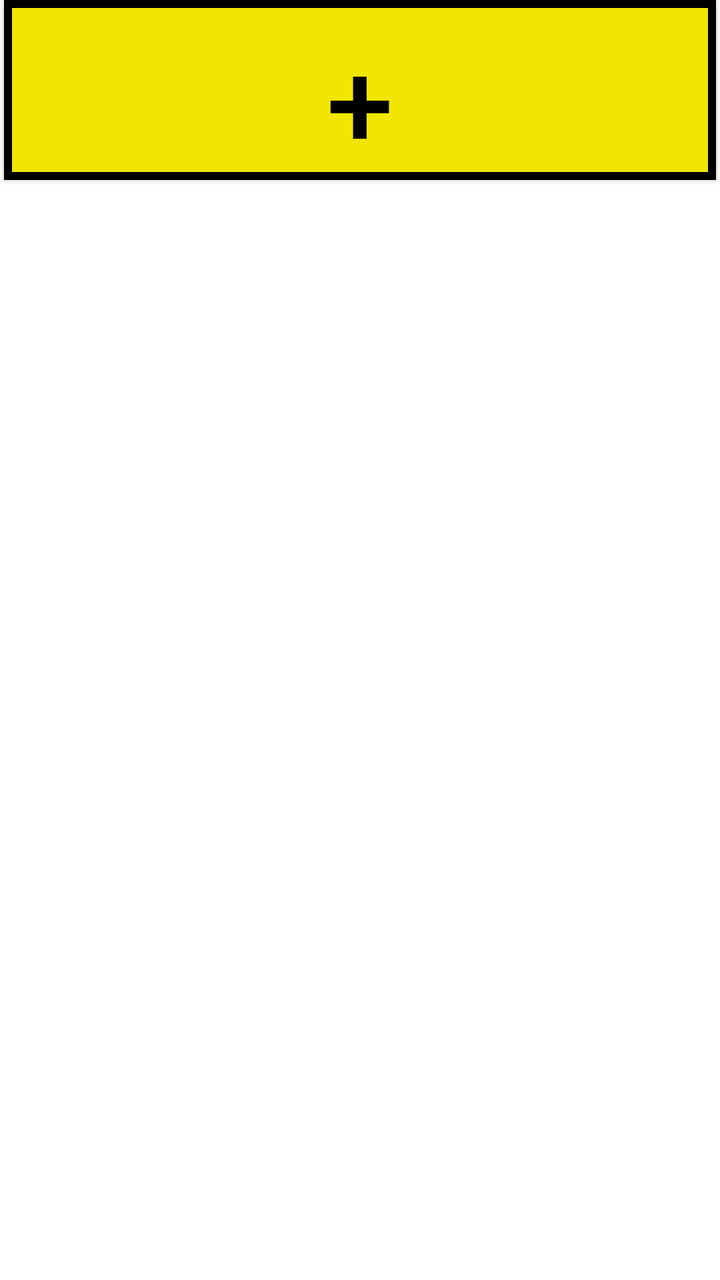
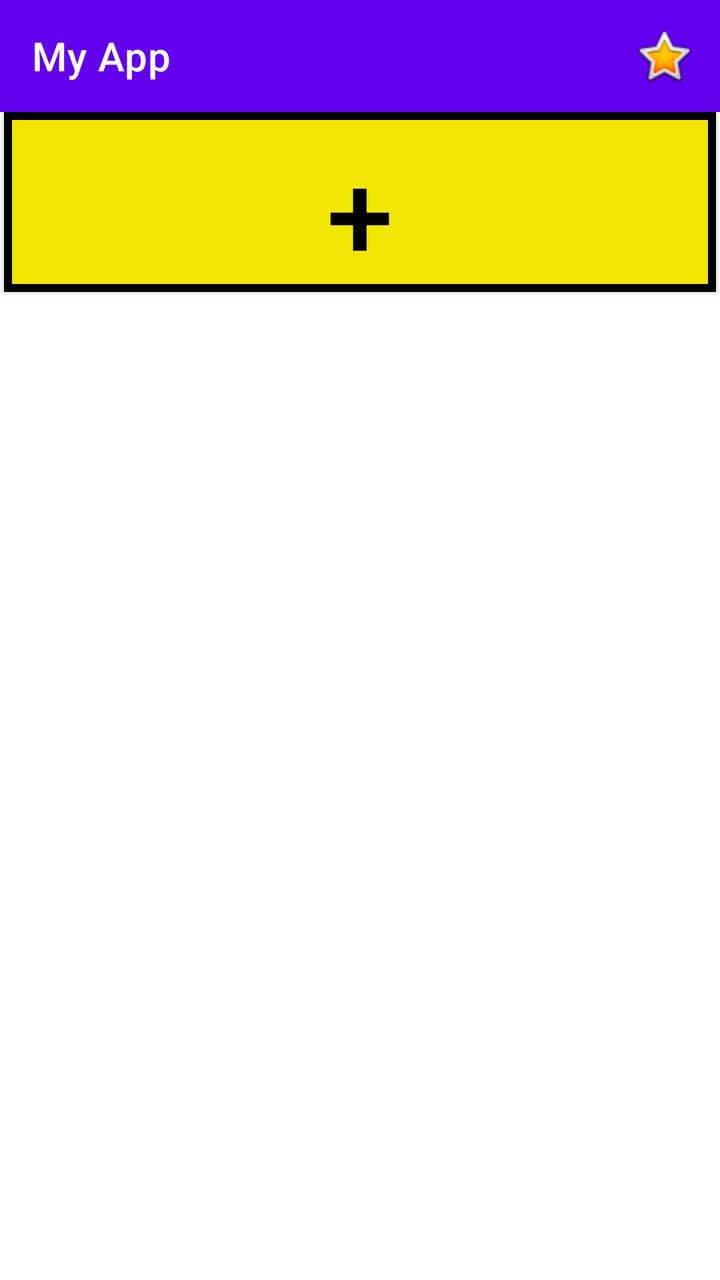

An Android layout rendered at two revisions. The XML below is the earlier revision; the diff shows what the commit changed to produce the second picture.
<!-- AndroidManifest.xml: application theme Theme.Lines -->
<!-- res/layout/activity_main.xml -->
<?xml version="1.0" encoding="utf-8"?>
<androidx.core.widget.NestedScrollView xmlns:android="http://schemas.android.com/apk/res/android"
    xmlns:app="http://schemas.android.com/apk/res-auto"
    xmlns:tools="http://schemas.android.com/tools"
    android:id="@+id/main"
    android:layout_width="match_parent"
    android:layout_height="match_parent"
    tools:context=".MainActivity">

    <LinearLayout
        android:layout_width="match_parent"
        android:layout_height="wrap_content"
        android:orientation="vertical">

        <androidx.recyclerview.widget.RecyclerView
            android:id="@+id/recyclerView"
            android:layout_width="match_parent"
            android:layout_height="match_parent"
            app:layout_constraintBottom_toBottomOf="parent"
            app:layout_constraintEnd_toEndOf="parent"
            app:layout_constraintStart_toStartOf="parent"
            app:layout_constraintTop_toTopOf="parent"
            android:scrollbars="vertical"
            tools:listitem="@layout/sign"
            android:padding="0dp"
            />

        <Button
            android:id="@+id/btnAdd"
            android:layout_width="match_parent"
            android:layout_height="90dp"
            android:text="+"
            android:textAlignment="center"
            android:textSize="60dp"
            android:textColor="?attr/signCardText"
            android:background="@drawable/black_border_with_yellow"
            app:backgroundTint="@null"
            app:layout_constraintBottom_toBottomOf="parent"
            app:layout_constraintEnd_toEndOf="parent"
            app:layout_constraintStart_toStartOf="parent"
            android:layout_marginEnd="2dp"
            android:layout_marginStart="2dp"
            android:layout_marginBottom="10dp"/>
    </LinearLayout>
</androidx.core.widget.NestedScrollView>
<!-- res/layout/sign.xml (included above) -->
<?xml version="1.0" encoding="utf-8"?>
<androidx.constraintlayout.widget.ConstraintLayout xmlns:android="http://schemas.android.com/apk/res/android"
    android:layout_width="match_parent"
    android:layout_height="450dp"
    android:id="@+id/sign"
    android:padding="2dp"
    xmlns:app="http://schemas.android.com/apk/res-auto">

    <TextView
        android:id="@+id/blueSquare"
        android:layout_width="0dp"
        android:layout_height="0dp"
        android:background="?attr/signCardSecond"
        android:text="999"
        android:textAllCaps="true"
        android:textStyle="bold"
        android:textAlignment="center"
        android:autoSizeTextType="uniform"
        android:textColor="?attr/signCardTextSquare"
        android:fontFamily="?attr/signFontFamily"
        app:layout_constraintDimensionRatio="1:1"
        app:layout_constraintStart_toStartOf="parent"
        app:layout_constraintTop_toTopOf="parent"
        app:layout_constraintEnd_toStartOf="@id/top_white"
        app:layout_constraintBottom_toTopOf="@id/dividerLine"
        app:layout_constraintHorizontal_weight="3"
        />

    <TextView
        android:id="@+id/top_white"
        android:background="?attr/signCardThird"
        android:layout_width="0dp"
        android:layout_height="0dp"
        android:text="exapmle \n no. 99999"
        android:textAllCaps="true"
        android:textStyle="bold"
        android:fontFamily="?attr/signFontFamily"
        android:autoSizeTextType="uniform"
        android:textColor="?attr/signCardText"
        android:paddingStart="7dp"
        android:paddingEnd="7dp"
        app:layout_constraintStart_toEndOf="@id/blueSquare"
        app:layout_constraintBottom_toBottomOf="@id/blueSquare"
        app:layout_constraintTop_toTopOf="parent"
        app:layout_constraintEnd_toEndOf="parent"
        app:layout_constraintHorizontal_weight="7"
        />

    <View
        android:id="@+id/dividerLine"
        android:layout_width="0dp"
        android:layout_height="4dp"
        android:background="#000000"
        app:layout_constraintStart_toStartOf="parent"
        app:layout_constraintEnd_toEndOf="parent"
        app:layout_constraintTop_toBottomOf="@+id/blueSquare" />

    <TextView
        android:id="@+id/row1"
        android:layout_width="0dp"
        android:layout_height="0dp"
        android:background="@drawable/row_with_line"
        android:gravity="center_vertical|start"
        android:paddingStart="15dp"
        android:paddingEnd="15dp"
        android:text="row 1"
        android:textAllCaps="true"
        android:textStyle="bold"
        android:autoSizeTextType="uniform"
        android:textColor="?attr/signCardTextLine"
        android:fontFamily="?attr/signFontFamily"
        app:layout_constraintBottom_toTopOf="@+id/row2"
        app:layout_constraintEnd_toEndOf="parent"
        app:layout_constraintStart_toStartOf="parent"
        app:layout_constraintTop_toBottomOf="@+id/dividerLine"
        app:layout_constraintVertical_weight="1"
        />

    <TextView
        android:id="@+id/row2"
        android:layout_width="0dp"
        android:layout_height="0dp"
        android:background="@drawable/row_with_line"
        android:gravity="center_vertical|start"
        android:paddingStart="15dp"
        android:paddingEnd="15dp"
        android:text="row 2"
         android:textAllCaps="true"
        android:textStyle="bold"
        android:autoSizeTextType="uniform"
        android:textColor="?attr/signCardText"
        android:fontFamily="?attr/signFontFamily"
        app:layout_constraintBottom_toTopOf="@+id/row3"
        app:layout_constraintEnd_toEndOf="parent"
        app:layout_constraintStart_toStartOf="parent"
        app:layout_constraintTop_toBottomOf="@+id/row1"
        app:layout_constraintVertical_weight="1"
        />

    <TextView
        android:id="@+id/row3"
        android:layout_width="0dp"
        android:layout_height="0dp"
        android:background="@drawable/row_with_line"
        android:gravity="center_vertical|start"
        android:paddingStart="15dp"
        android:paddingEnd="15dp"
        android:text="row 3"
         android:textAllCaps="true"
        android:textStyle="bold"
        android:autoSizeTextType="uniform"
        android:textColor="?attr/signCardText"
        android:fontFamily="?attr/signFontFamily"
        app:layout_constraintBottom_toTopOf="@+id/row4"
        app:layout_constraintEnd_toEndOf="parent"
        app:layout_constraintStart_toStartOf="parent"
        app:layout_constraintTop_toBottomOf="@+id/row2"
        app:layout_constraintVertical_weight="1" />

    <TextView
        android:id="@+id/row4"
        android:layout_width="0dp"
        android:layout_height="0dp"
        android:background="@drawable/row_with_line"
        android:gravity="center_vertical|start"
        android:paddingStart="15dp"
        android:paddingEnd="15dp"
        android:text="row 4"
        android:textColor="?attr/signCardText"
         android:textAllCaps="true"
        android:textStyle="bold"
        android:autoSizeTextType="uniform"
        android:fontFamily="?attr/signFontFamily"
        app:layout_constraintBottom_toTopOf="@+id/row5"
        app:layout_constraintEnd_toEndOf="parent"
        app:layout_constraintStart_toStartOf="parent"
        app:layout_constraintTop_toBottomOf="@+id/row3"
        app:layout_constraintVertical_weight="1" />

    <TextView
        android:id="@+id/row5"
        android:layout_width="0dp"
        android:layout_height="0dp"
        android:background="@drawable/row_with_line"
        android:gravity="center_vertical|start"
        android:paddingStart="15dp"
        android:paddingEnd="15dp"
        android:text="row 5"
        android:textColor="?attr/signCardText"
        android:textAllCaps="true"
        android:textStyle="bold"
        android:autoSizeTextType="uniform"
        android:fontFamily="?attr/signFontFamily"
        app:layout_constraintBottom_toBottomOf="parent"
        app:layout_constraintEnd_toEndOf="parent"
        app:layout_constraintStart_toStartOf="parent"
        app:layout_constraintTop_toBottomOf="@+id/row4"
        app:layout_constraintVertical_weight="1" />

    <View
        android:layout_width="match_parent"
        android:layout_height="match_parent"
        android:background="@drawable/black_border" />
</androidx.constraintlayout.widget.ConstraintLayout>
<!-- resources referenced by this layout -->
<resources>
  <!-- drawable black_border (drawable) -->
  <?xml version="1.0" encoding="utf-8"?>
  <shape xmlns:android="http://schemas.android.com/apk/res/android"
      android:shape="rectangle">
  
      <stroke
          android:width="4dp"
          android:color="?attr/signCardText" />
  
      <solid android:color="@android:color/transparent" />
  
  </shape>
  <!-- drawable black_border_with_yellow (drawable) -->
  <?xml version="1.0" encoding="utf-8"?>
  <shape xmlns:android="http://schemas.android.com/apk/res/android"
      android:shape="rectangle">
  
      <stroke
          android:width="4dp"
          android:color="?attr/signCardText" />
  
      <solid android:color="?attr/signCardFirst" />
  
  </shape>
  <!-- drawable row_with_line (drawable) -->
  <?xml version="1.0" encoding="utf-8"?>
  <layer-list xmlns:android="http://schemas.android.com/apk/res/android">
  
      <item>
          <shape android:shape="rectangle">
              <solid android:color="?attr/signCardText" />
          </shape>
      </item>
  
      <item android:bottom="3dp"> <shape android:shape="rectangle">
          <solid android:color="?attr/signCardFirst" />
      </shape>
      </item>
  
  </layer-list>
  <style name="Theme.Lines" parent="Theme.MaterialComponents.DayNight.NoActionBar">
          
          <item name="signCardFirst">@color/yellow</item>
          <item name="signCardSecond">@color/blue</item>
          <item name="signCardThird">@color/white</item>
          <item name="signCardText">@color/black</item>
          <item name="signCardTextLine">@color/green</item>
          <item name="signCardTextSquare">@color/white</item>
  
          <item name="signFontFamily">@font/default_font</item>
      </style>
  <color name="yellow">#FFF1E601</color>
  <color name="blue">#FF2A4F9C</color>
  <color name="white">#FFFFFFFF</color>
  <color name="black">#FF000000</color>
  <color name="green">#FF18894F</color>
</resources>

<!-- the commit's change to res/layout/activity_main.xml (unified diff, before → after) -->
@@ -1,48 +1,69 @@
 <?xml version="1.0" encoding="utf-8"?>
-<androidx.core.widget.NestedScrollView xmlns:android="http://schemas.android.com/apk/res/android"
+<androidx.drawerlayout.widget.DrawerLayout
+    xmlns:android="http://schemas.android.com/apk/res/android"
     xmlns:app="http://schemas.android.com/apk/res-auto"
     xmlns:tools="http://schemas.android.com/tools"
-    android:id="@+id/main"
+    android:id="@+id/drawer_layout"
     android:layout_width="match_parent"
     android:layout_height="match_parent"
     tools:context=".MainActivity">
 
     <LinearLayout
         android:layout_width="match_parent"
-        android:layout_height="wrap_content"
+        android:layout_height="match_parent"
         android:orientation="vertical">
 
-        <androidx.recyclerview.widget.RecyclerView
-            android:id="@+id/recyclerView"
+        <com.google.android.material.appbar.MaterialToolbar
+            android:id="@+id/topAppBar"
             android:layout_width="match_parent"
-            android:layout_height="match_parent"
-            app:layout_constraintBottom_toBottomOf="parent"
-            app:layout_constraintEnd_toEndOf="parent"
-            app:layout_constraintStart_toStartOf="parent"
-            app:layout_constraintTop_toTopOf="parent"
-            android:scrollbars="vertical"
-            tools:listitem="@layout/sign"
-            android:padding="0dp"
-            />
-
-        <Button
-            android:id="@+id/btnAdd"
+            android:layout_height="?attr/actionBarSize"
+            android:background="?attr/colorPrimary"
+            android:theme="@style/ThemeOverlay.MaterialComponents.Dark.ActionBar"
+            app:menu="@menu/top_bar_menu"
+            app:title="My App" />
+
+        <androidx.core.widget.NestedScrollView
+            android:id="@+id/main"
             android:layout_width="match_parent"
-            android:layout_height="90dp"
-            android:text="+"
-            android:textAlignment="center"
-            android:textSize="60dp"
-            android:textColor="?attr/signCardText"
-            android:background="@drawable/black_border_with_yellow"
-            app:backgroundTint="@null"
-            app:layout_constraintBottom_toBottomOf="parent"
-            app:layout_constraintEnd_toEndOf="parent"
-            app:layout_constraintStart_toStartOf="parent"
-            android:layout_marginEnd="2dp"
-            android:layout_marginStart="2dp"
-            android:layout_marginBottom="10dp"/>
+            android:layout_height="match_parent">
+
+            <LinearLayout
+                android:layout_width="match_parent"
+                android:layout_height="wrap_content"
+                android:orientation="vertical">
+
+                <androidx.recyclerview.widget.RecyclerView
+                    android:id="@+id/recyclerView"
+                    android:layout_width="match_parent"
+                    android:layout_height="match_parent"
+                    android:padding="0dp"
+                    android:scrollbars="vertical"
+                    tools:listitem="@layout/sign" />
+
+                <Button
+                    android:id="@+id/btnAdd"
+                    android:layout_width="match_parent"
+                    android:layout_height="90dp"
+                    android:layout_marginStart="2dp"
+                    android:layout_marginEnd="2dp"
+                    android:layout_marginBottom="10dp"
+                    android:background="@drawable/black_border_with_yellow"
+                    android:text="@string/plus_character"
+                    android:textAlignment="center"
+                    android:textColor="?attr/signCardText"
+                    android:textSize="60sp"
+                    app:backgroundTint="@null" />
+            </LinearLayout>
+        </androidx.core.widget.NestedScrollView>
     </LinearLayout>
-</androidx.core.widget.NestedScrollView>
+
+    <com.google.android.material.navigation.NavigationView
+        android:id="@+id/navigation_view"
+        android:layout_width="wrap_content"
+        android:layout_height="match_parent"
+        android:layout_gravity="end"
+        app:menu="@menu/drawer_menu" />
+</androidx.drawerlayout.widget.DrawerLayout>
 <!-- res/layout/sign.xml (included above) -->
 <?xml version="1.0" encoding="utf-8"?>
 <androidx.constraintlayout.widget.ConstraintLayout xmlns:android="http://schemas.android.com/apk/res/android"
@@ -57,7 +78,7 @@
         android:layout_width="0dp"
         android:layout_height="0dp"
         android:background="?attr/signCardSecond"
-        android:text="999"
+        android:text="@string/_999"
         android:textAllCaps="true"
         android:textStyle="bold"
         android:textAlignment="center"
@@ -77,7 +98,7 @@
         android:background="?attr/signCardThird"
         android:layout_width="0dp"
         android:layout_height="0dp"
-        android:text="exapmle \n no. 99999"
+        android:text="@string/example_n_no_99999"
         android:textAllCaps="true"
         android:textStyle="bold"
         android:fontFamily="?attr/signFontFamily"
@@ -109,7 +130,7 @@
         android:gravity="center_vertical|start"
         android:paddingStart="15dp"
         android:paddingEnd="15dp"
-        android:text="row 1"
+        android:text="@string/row_1"
         android:textAllCaps="true"
         android:textStyle="bold"
         android:autoSizeTextType="uniform"
@@ -130,8 +151,8 @@
         android:gravity="center_vertical|start"
         android:paddingStart="15dp"
         android:paddingEnd="15dp"
-        android:text="row 2"
-         android:textAllCaps="true"
+        android:text="@string/row_2"
+        android:textAllCaps="true"
         android:textStyle="bold"
         android:autoSizeTextType="uniform"
         android:textColor="?attr/signCardText"
@@ -151,8 +172,8 @@
         android:gravity="center_vertical|start"
         android:paddingStart="15dp"
         android:paddingEnd="15dp"
-        android:text="row 3"
-         android:textAllCaps="true"
+        android:text="@string/row_3"
+        android:textAllCaps="true"
         android:textStyle="bold"
         android:autoSizeTextType="uniform"
         android:textColor="?attr/signCardText"
@@ -171,9 +192,9 @@
         android:gravity="center_vertical|start"
         android:paddingStart="15dp"
         android:paddingEnd="15dp"
-        android:text="row 4"
-        android:textColor="?attr/signCardText"
-         android:textAllCaps="true"
+        android:text="@string/row_4"
+        android:textColor="?attr/signCardText"
+        android:textAllCaps="true"
         android:textStyle="bold"
         android:autoSizeTextType="uniform"
         android:fontFamily="?attr/signFontFamily"
@@ -191,7 +212,7 @@
         android:gravity="center_vertical|start"
         android:paddingStart="15dp"
         android:paddingEnd="15dp"
-        android:text="row 5"
+        android:text="@string/row_5"
         android:textColor="?attr/signCardText"
         android:textAllCaps="true"
         android:textStyle="bold"
<!-- resource entries referenced after the edit -->
@@ -40,6 +40,14 @@
       </item>
   
   </layer-list>
+  <string name="_999">999</string>
+  <string name="example_n_no_99999">example \n no. 99999</string>
+  <string name="plus_character">+</string>
+  <string name="row_1">row 1</string>
+  <string name="row_2">row 2</string>
+  <string name="row_3">row 3</string>
+  <string name="row_4">row 4</string>
+  <string name="row_5">row 5</string>
   <style name="Theme.Lines" parent="Theme.MaterialComponents.DayNight.NoActionBar">
           
           <item name="signCardFirst">@color/yellow</item>
